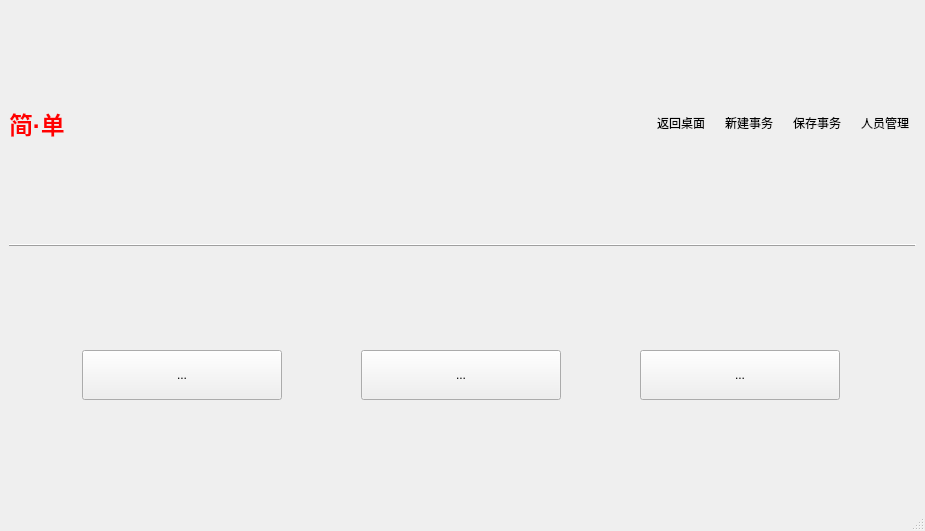
Before: the Qt Designer form views/dashboard_template.ui in earlideal/jiandan, drawn with Qt 5.
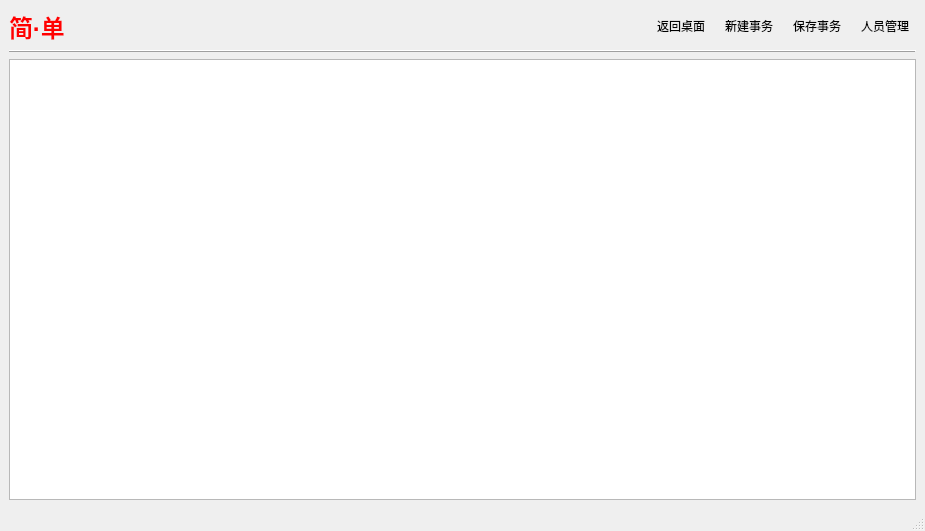
After: the same form once the commit is applied.

Commit message: 更新主界面

What changed in the file:
```diff
--- a/views/dashboard_template.ui
+++ b/views/dashboard_template.ui
@@ -15,6 +15,9 @@
   </property>
   <widget class="QWidget" name="centralwidget">
    <layout class="QVBoxLayout" name="verticalLayout" stretch="1,1,10">
+    <property name="sizeConstraint">
+     <enum>QLayout::SetMinAndMaxSize</enum>
+    </property>
     <item>
      <layout class="QHBoxLayout" name="horizontalLayout">
       <property name="sizeConstraint">
@@ -87,12 +90,6 @@
       </item>
       <item>
        <widget class="QToolButton" name="toolButton_4">
-        <property name="sizePolicy">
-         <sizepolicy hsizetype="Fixed" vsizetype="Maximum">
-          <horstretch>0</horstretch>
-          <verstretch>0</verstretch>
-         </sizepolicy>
-        </property>
         <property name="maximumSize">
          <size>
           <width>16777215</width>
@@ -187,46 +184,16 @@
     </item>
     <item>
      <layout class="QHBoxLayout" name="horizontalLayout_content">
-      <property name="sizeConstraint">
-       <enum>QLayout::SetMinAndMaxSize</enum>
-      </property>
       <item>
-       <widget class="QToolButton" name="toolButton_6">
-        <property name="minimumSize">
-         <size>
-          <width>200</width>
-          <height>50</height>
-         </size>
-        </property>
-        <property name="text">
-         <string>...</string>
-        </property>
-       </widget>
-      </item>
-      <item>
-       <widget class="QToolButton" name="toolButton_7">
-        <property name="minimumSize">
-         <size>
-          <width>200</width>
-          <height>50</height>
-         </size>
-        </property>
-        <property name="text">
-         <string>...</string>
-        </property>
-       </widget>
-      </item>
-      <item>
-       <widget class="QToolButton" name="toolButton_5">
-        <property name="minimumSize">
-         <size>
-          <width>200</width>
-          <height>50</height>
-         </size>
-        </property>
-        <property name="text">
-         <string>...</string>
-        </property>
+       <widget class="QWidget" name="summary_widget" native="true">
+        <layout class="QHBoxLayout" name="horizontalLayout_2">
+         <property name="margin">
+          <number>0</number>
+         </property>
+         <item>
+          <widget class="QTableView" name="tableView"/>
+         </item>
+        </layout>
        </widget>
       </item>
      </layout>
```
The commit also changes 1 other file.
